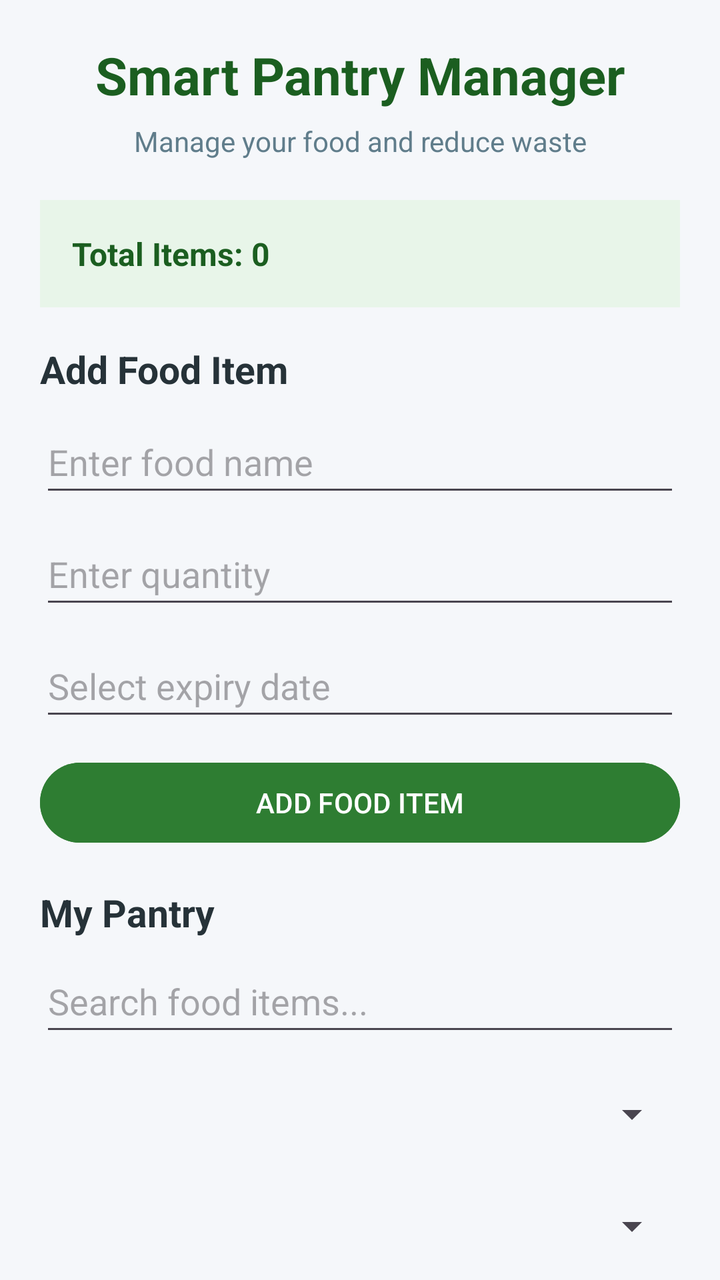
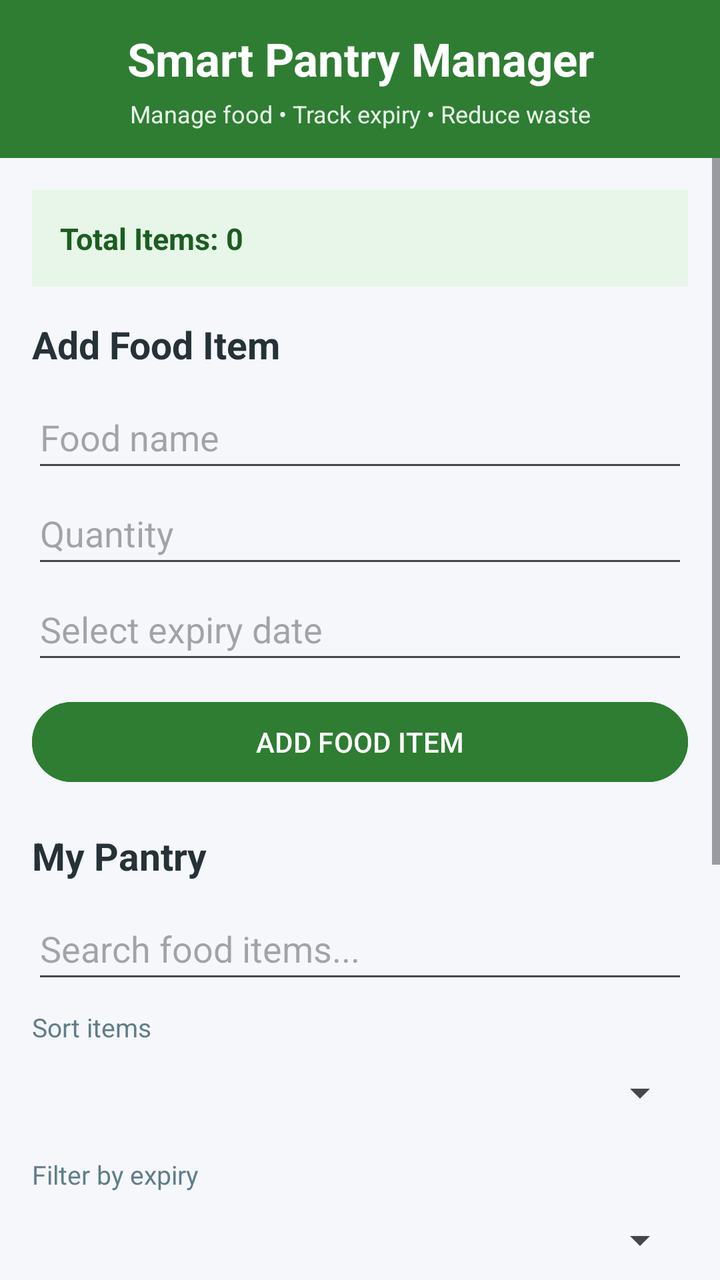

An Android layout rendered at two revisions. The XML below is the earlier revision; the diff shows what the commit changed to produce the second picture.
<!-- AndroidManifest.xml: application theme Theme.SmartPantryManager -->
<!-- res/layout/activity_main.xml -->
<?xml version="1.0" encoding="utf-8"?>
<LinearLayout
    xmlns:android="http://schemas.android.com/apk/res/android"
    android:id="@+id/main"
    android:layout_width="match_parent"
    android:layout_height="match_parent"
    android:orientation="vertical"
    android:background="#F5F7FA"
    android:padding="20dp">

    
    <TextView
        android:layout_width="match_parent"
        android:layout_height="wrap_content"
        android:text="Smart Pantry Manager"
        android:textSize="26sp"
        android:textStyle="bold"
        android:textColor="#1B5E20"
        android:gravity="center"
        android:layout_marginBottom="6dp" />

    
    <TextView
        android:layout_width="match_parent"
        android:layout_height="wrap_content"
        android:text="Manage your food and reduce waste"
        android:textSize="14sp"
        android:textColor="#607D8B"
        android:gravity="center"
        android:layout_marginBottom="20dp" />

    
    <TextView
        android:id="@+id/textPantrySummary"
        android:layout_width="match_parent"
        android:layout_height="wrap_content"
        android:text="Total Items: 0"
        android:textSize="16sp"
        android:textStyle="bold"
        android:textColor="#1B5E20"
        android:background="#E8F5E9"
        android:padding="16dp"
        android:layout_marginBottom="18dp" />

    
    <TextView
        android:layout_width="match_parent"
        android:layout_height="wrap_content"
        android:text="Add Food Item"
        android:textSize="19sp"
        android:textStyle="bold"
        android:textColor="#263238"
        android:layout_marginBottom="8dp" />

    
    <EditText
        android:id="@+id/editItemName"
        android:layout_width="match_parent"
        android:layout_height="wrap_content"
        android:hint="Enter food name"
        android:inputType="textCapWords"
        android:singleLine="true"
        android:minHeight="48dp"
        android:layout_marginBottom="8dp" />

    
    <EditText
        android:id="@+id/editQuantity"
        android:layout_width="match_parent"
        android:layout_height="wrap_content"
        android:hint="Enter quantity"
        android:inputType="number"
        android:singleLine="true"
        android:minHeight="48dp"
        android:layout_marginBottom="8dp" />

    
    <EditText
        android:id="@+id/editExpiryDate"
        android:layout_width="match_parent"
        android:layout_height="wrap_content"
        android:hint="Select expiry date"
        android:focusable="false"
        android:clickable="true"
        android:inputType="date"
        android:minHeight="48dp"
        android:layout_marginBottom="12dp" />

    
    <Button
        android:id="@+id/btnAddItem"
        android:layout_width="match_parent"
        android:layout_height="wrap_content"
        android:text="ADD FOOD ITEM"
        android:backgroundTint="#2E7D32"
        android:textColor="#FFFFFF"
        android:layout_marginBottom="18dp" />

    
    <TextView
        android:layout_width="match_parent"
        android:layout_height="wrap_content"
        android:text="My Pantry"
        android:textSize="19sp"
        android:textStyle="bold"
        android:textColor="#263238"
        android:layout_marginBottom="6dp" />

    
    <EditText
        android:id="@+id/editSearch"
        android:layout_width="match_parent"
        android:layout_height="wrap_content"
        android:hint="Search food items..."
        android:inputType="text"
        android:singleLine="true"
        android:minHeight="48dp"
        android:layout_marginBottom="10dp" />

    
    <Spinner
        android:id="@+id/spinnerSort"
        android:layout_width="match_parent"
        android:layout_height="48dp"
        android:contentDescription="Sort food items"
        android:layout_marginBottom="8dp" />

    
    <Spinner
        android:id="@+id/spinnerFilter"
        android:layout_width="match_parent"
        android:layout_height="48dp"
        android:contentDescription="Filter food by expiry status"
        android:layout_marginBottom="10dp" />

    
    <TextView
        android:id="@+id/textEmptyPantry"
        android:layout_width="match_parent"
        android:layout_height="0dp"
        android:layout_weight="1"
        android:gravity="center"
        android:text="Your pantry is empty.&#10;Add your first food item to get started!"
        android:textSize="17sp"
        android:textColor="#607D8B"
        android:textAlignment="center"
        android:visibility="gone"
        android:padding="20dp" />

    
    <ListView
        android:id="@+id/listPantry"
        android:layout_width="match_parent"
        android:layout_height="0dp"
        android:layout_weight="1"
        android:divider="#CFD8DC"
        android:dividerHeight="1dp" />

</LinearLayout>
<!-- resources referenced by this layout -->
<resources>
  <style name="Theme.SmartPantryManager" parent="Base.Theme.SmartPantryManager" />
  <style name="Base.Theme.SmartPantryManager" parent="Theme.Material3.DayNight.NoActionBar">
          
          
      </style>
</resources>

<!-- the commit's change to res/layout/activity_main.xml (unified diff, before → after) -->
@@ -5,155 +5,171 @@
     android:layout_width="match_parent"
     android:layout_height="match_parent"
     android:orientation="vertical"
-    android:background="#F5F7FA"
-    android:padding="20dp">
+    android:background="#F5F7FA">
 
-    
-    <TextView
+    <LinearLayout
         android:layout_width="match_parent"
         android:layout_height="wrap_content"
-        android:text="Smart Pantry Manager"
-        android:textSize="26sp"
-        android:textStyle="bold"
-        android:textColor="#1B5E20"
-        android:gravity="center"
-        android:layout_marginBottom="6dp" />
+        android:orientation="vertical"
+        android:background="#2E7D32"
+        android:padding="14dp">
 
-    
-    <TextView
+        <TextView
+            android:layout_width="match_parent"
+            android:layout_height="wrap_content"
+            android:text="Smart Pantry Manager"
+            android:textSize="23sp"
+            android:textStyle="bold"
+            android:textColor="#FFFFFF"
+            android:gravity="center" />
+
+        <TextView
+            android:layout_width="match_parent"
+            android:layout_height="wrap_content"
+            android:text="Manage food • Track expiry • Reduce waste"
+            android:textSize="12sp"
+            android:textColor="#E8F5E9"
+            android:gravity="center"
+            android:layout_marginTop="4dp" />
+    </LinearLayout>
+
+    <ScrollView
         android:layout_width="match_parent"
-        android:layout_height="wrap_content"
-        android:text="Manage your food and reduce waste"
-        android:textSize="14sp"
-        android:textColor="#607D8B"
-        android:gravity="center"
-        android:layout_marginBottom="20dp" />
+        android:layout_height="match_parent"
+        android:fillViewport="true">
 
-    
-    <TextView
-        android:id="@+id/textPantrySummary"
-        android:layout_width="match_parent"
-        android:layout_height="wrap_content"
-        android:text="Total Items: 0"
-        android:textSize="16sp"
-        android:textStyle="bold"
-        android:textColor="#1B5E20"
-        android:background="#E8F5E9"
-        android:padding="16dp"
-        android:layout_marginBottom="18dp" />
+        <LinearLayout
+            android:layout_width="match_parent"
+            android:layout_height="wrap_content"
+            android:orientation="vertical"
+            android:padding="16dp">
 
-    
-    <TextView
-        android:layout_width="match_parent"
-        android:layout_height="wrap_content"
-        android:text="Add Food Item"
-        android:textSize="19sp"
-        android:textStyle="bold"
-        android:textColor="#263238"
-        android:layout_marginBottom="8dp" />
+            <TextView
+                android:id="@+id/textPantrySummary"
+                android:layout_width="match_parent"
+                android:layout_height="wrap_content"
+                android:text="Total Items: 0"
+                android:textSize="15sp"
+                android:textStyle="bold"
+                android:textColor="#1B5E20"
+                android:background="#E8F5E9"
+                android:padding="14dp"
+                android:layout_marginBottom="16dp" />
 
-    
-    <EditText
-        android:id="@+id/editItemName"
-        android:layout_width="match_parent"
-        android:layout_height="wrap_content"
-        android:hint="Enter food name"
-        android:inputType="textCapWords"
-        android:singleLine="true"
-        android:minHeight="48dp"
-        android:layout_marginBottom="8dp" />
+            <TextView
+                android:layout_width="match_parent"
+                android:layout_height="wrap_content"
+                android:text="Add Food Item"
+                android:textSize="19sp"
+                android:textStyle="bold"
+                android:textColor="#263238"
+                android:layout_marginBottom="8dp" />
 
-    
-    <EditText
-        android:id="@+id/editQuantity"
-        android:layout_width="match_parent"
-        android:layout_height="wrap_content"
-        android:hint="Enter quantity"
-        android:inputType="number"
-        android:singleLine="true"
-        android:minHeight="48dp"
-        android:layout_marginBottom="8dp" />
+            <EditText
+                android:id="@+id/editItemName"
+                android:layout_width="match_parent"
+                android:layout_height="wrap_content"
+                android:hint="Food name"
+                android:inputType="textCapWords"
+                android:singleLine="true"
+                android:minHeight="48dp" />
 
-    
-    <EditText
-        android:id="@+id/editExpiryDate"
-        android:layout_width="match_parent"
-        android:layout_height="wrap_content"
-        android:hint="Select expiry date"
-        android:focusable="false"
-        android:clickable="true"
-        android:inputType="date"
-        android:minHeight="48dp"
-        android:layout_marginBottom="12dp" />
+            <EditText
+                android:id="@+id/editQuantity"
+                android:layout_width="match_parent"
+                android:layout_height="wrap_content"
+                android:hint="Quantity"
+                android:inputType="number"
+                android:singleLine="true"
+                android:minHeight="48dp" />
 
-    
-    <Button
-        android:id="@+id/btnAddItem"
-        android:layout_width="match_parent"
-        android:layout_height="wrap_content"
-        android:text="ADD FOOD ITEM"
-        android:backgroundTint="#2E7D32"
-        android:textColor="#FFFFFF"
-        android:layout_marginBottom="18dp" />
+            <EditText
+                android:id="@+id/editExpiryDate"
+                android:layout_width="match_parent"
+                android:layout_height="wrap_content"
+                android:hint="Select expiry date"
+                android:focusable="false"
+                android:clickable="true"
+                android:inputType="date"
+                android:minHeight="48dp"
+                android:layout_marginBottom="10dp" />
 
-    
-    <TextView
-        android:layout_width="match_parent"
-        android:layout_height="wrap_content"
-        android:text="My Pantry"
-        android:textSize="19sp"
-        android:textStyle="bold"
-        android:textColor="#263238"
-        android:layout_marginBottom="6dp" />
+            <Button
+                android:id="@+id/btnAddItem"
+                android:layout_width="match_parent"
+                android:layout_height="wrap_content"
+                android:text="ADD FOOD ITEM"
+                android:backgroundTint="#2E7D32"
+                android:textColor="#FFFFFF"
+                android:layout_marginBottom="20dp" />
 
-    
-    <EditText
-        android:id="@+id/editSearch"
-        android:layout_width="match_parent"
-        android:layout_height="wrap_content"
-        android:hint="Search food items..."
-        android:inputType="text"
-        android:singleLine="true"
-        android:minHeight="48dp"
-        android:layout_marginBottom="10dp" />
+            <TextView
+                android:layout_width="match_parent"
+                android:layout_height="wrap_content"
+                android:text="My Pantry"
+                android:textSize="19sp"
+                android:textStyle="bold"
+                android:textColor="#263238"
+                android:layout_marginBottom="8dp" />
 
-    
-    <Spinner
-        android:id="@+id/spinnerSort"
-        android:layout_width="match_parent"
-        android:layout_height="48dp"
-        android:contentDescription="Sort food items"
-        android:layout_marginBottom="8dp" />
+            <EditText
+                android:id="@+id/editSearch"
+                android:layout_width="match_parent"
+                android:layout_height="wrap_content"
+                android:hint="Search food items..."
+                android:inputType="text"
+                android:singleLine="true"
+                android:minHeight="48dp"
+                android:layout_marginBottom="8dp" />
 
-    
-    <Spinner
-        android:id="@+id/spinnerFilter"
-        android:layout_width="match_parent"
-        android:layout_height="48dp"
-        android:contentDescription="Filter food by expiry status"
-        android:layout_marginBottom="10dp" />
+            <TextView
+                android:layout_width="match_parent"
+                android:layout_height="wrap_content"
+                android:text="Sort items"
+                android:textSize="13sp"
+                android:textColor="#607D8B" />
 
-    
-    <TextView
-        android:id="@+id/textEmptyPantry"
-        android:layout_width="match_parent"
-        android:layout_height="0dp"
-        android:layout_weight="1"
-        android:gravity="center"
-        android:text="Your pantry is empty.&#10;Add your first food item to get started!"
-        android:textSize="17sp"
-        android:textColor="#607D8B"
-        android:textAlignment="center"
-        android:visibility="gone"
-        android:padding="20dp" />
+            <Spinner
+                android:id="@+id/spinnerSort"
+                android:layout_width="match_parent"
+                android:layout_height="48dp"
+                android:contentDescription="Sort food items"
+                android:layout_marginBottom="8dp" />
 
-    
-    <ListView
-        android:id="@+id/listPantry"
-        android:layout_width="match_parent"
-        android:layout_height="0dp"
-        android:layout_weight="1"
-        android:divider="#CFD8DC"
-        android:dividerHeight="1dp" />
+            <TextView
+                android:layout_width="match_parent"
+                android:layout_height="wrap_content"
+                android:text="Filter by expiry"
+                android:textSize="13sp"
+                android:textColor="#607D8B" />
+
+            <Spinner
+                android:id="@+id/spinnerFilter"
+                android:layout_width="match_parent"
+                android:layout_height="48dp"
+                android:contentDescription="Filter food by expiry status"
+                android:layout_marginBottom="10dp" />
+
+            <TextView
+                android:id="@+id/textEmptyPantry"
+                android:layout_width="match_parent"
+                android:layout_height="wrap_content"
+                android:gravity="center"
+                android:text="Your pantry is empty.&#10;Add your first food item to get started!"
+                android:textSize="16sp"
+                android:textColor="#607D8B"
+                android:visibility="gone"
+                android:padding="20dp" />
+
+            <ListView
+                android:id="@+id/listPantry"
+                android:layout_width="match_parent"
+                android:layout_height="300dp"
+                android:nestedScrollingEnabled="true"
+                android:divider="#CFD8DC"
+                android:dividerHeight="1dp" />
+
+        </LinearLayout>
+    </ScrollView>
 
 </LinearLayout>
